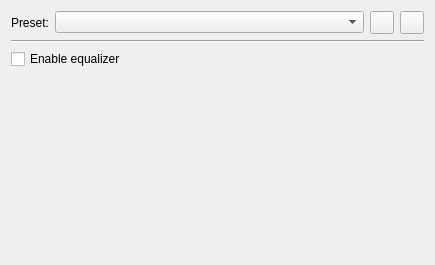
First picture: the form in src/ui/equalizer.ui, repository clementine-player/Clementine, before the edit.
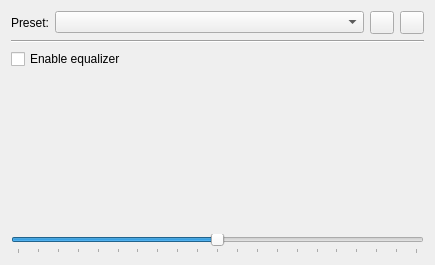
Second picture: the form after the edit. Icons and pictures are not drawn.

Commit message: Add stereo balance slider as part of equalizer.

```diff
--- a/src/ui/equalizer.ui
+++ b/src/ui/equalizer.ui
@@ -81,6 +81,22 @@
      <layout class="QHBoxLayout" name="horizontalLayout_2"/>
     </widget>
    </item>
+   <item>
+    <widget class="QSlider" name="balance_slider">
+     <property name="maximum">
+      <number>100</number>
+     </property>
+     <property name="minimum">
+      <number>-100</number>
+     </property>
+     <property name="orientation">
+      <enum>Qt::Horizontal</enum>
+     </property>
+     <property name="tickPosition">
+      <enum>QSlider::TicksBelow</enum>
+     </property>
+    </widget>
+   </item>
   </layout>
  </widget>
  <tabstops>
```
The commit also changes 8 other files.
